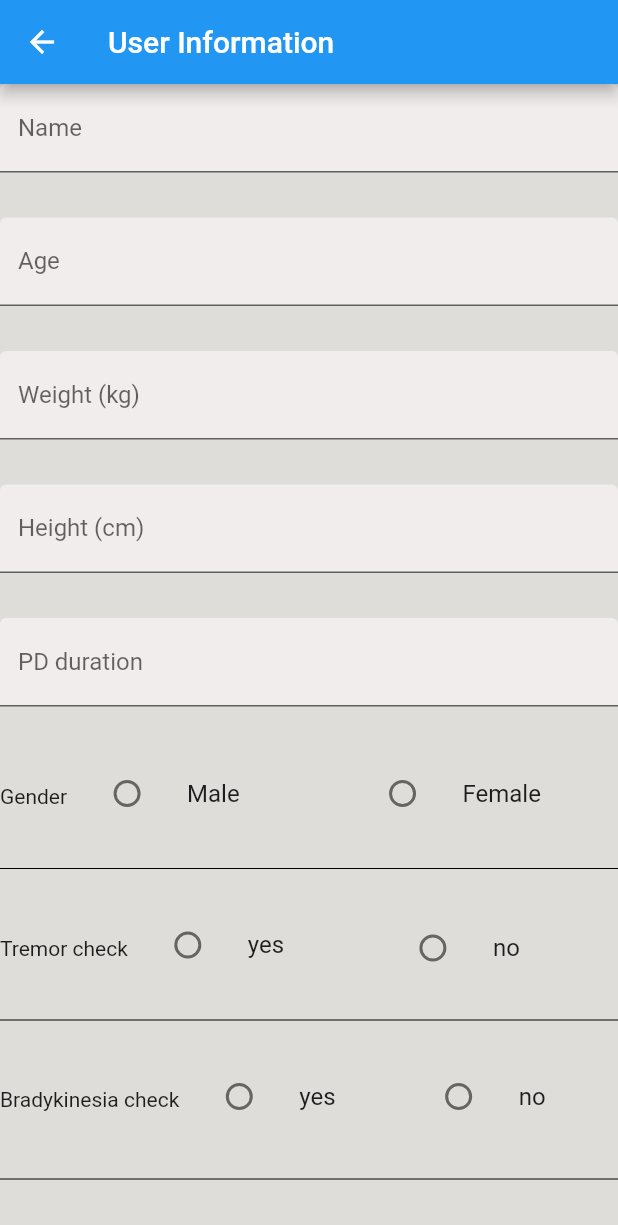
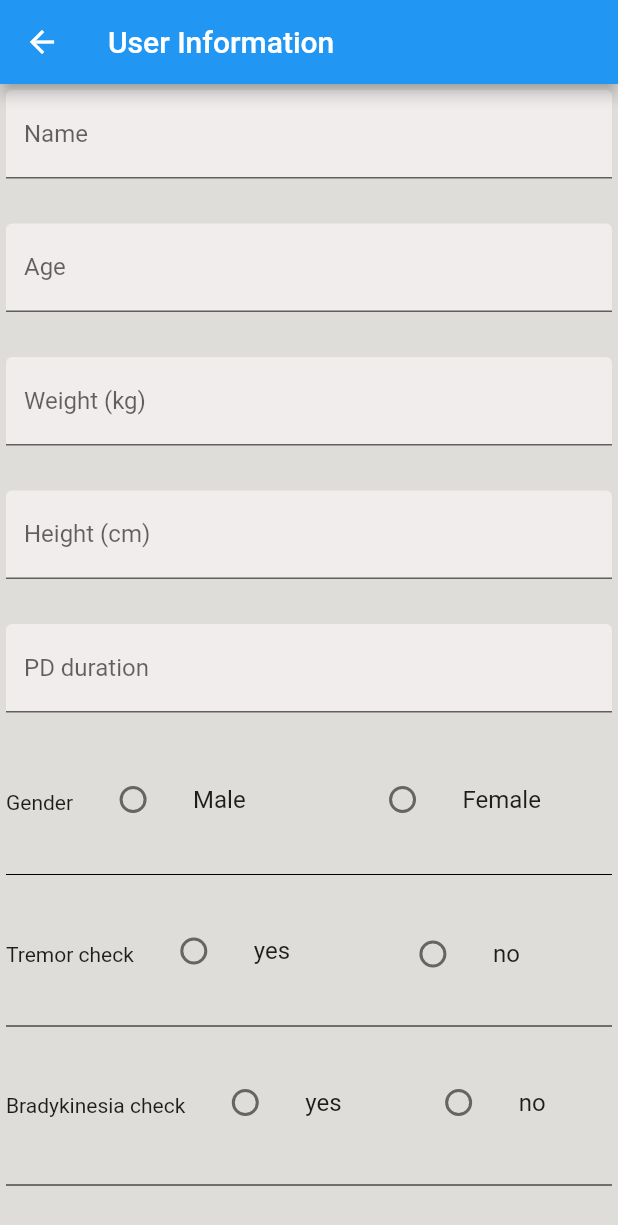
Before and after one commit to Barhm7/Track_PD, a Flutter app: the InfoTake screen opened directly, on a phone screen of 412 x 824 dp. Shown: the top 1225 px of the screen. Run offline on Flutter 3.47's test engine with Material 2 defaults, Android fonts, the phone set to English and light mode, and no system bars; our stand-ins replace cloud_firestore, firebase_auth, firebase_core, permission_handler, sensors_plus; missing offline and left inert: activity_recognition_flutter; accounts and stored records are empty.

Commit message:
modify the store activity

```diff
--- a/lib/Pages/activity.dart
+++ b/lib/Pages/activity.dart
@@ -84,12 +84,12 @@ class _ActivityRecognitionAppState extends State<ActivityRecognitionApp> {
         .doc(userId)
         .collection('activity')
         .doc(timestamp.toString());
-
     await doc.set({
       'activityType': latestActivity.type.toString(),
       'confidence': latestActivity.confidence,
       'timestamp': timestamp,
     });
+
     print('Activity stored in Firestore: $latestActivity');
   }
 
--- a/lib/Pages/info_take.dart
+++ b/lib/Pages/info_take.dart
@@ -36,6 +36,8 @@ class _InfoTakeState extends State<InfoTake> {
       body: Form(
         key: _formKey,
         child: SingleChildScrollView(
+          child: Padding(
+            padding: const EdgeInsets.all(4.0),
             child: Column(
               crossAxisAlignment: CrossAxisAlignment.start,
               children: [
@@ -276,13 +278,19 @@ class _InfoTakeState extends State<InfoTake> {
                     ),
                   ],
                 ),
-              Padding(
+                Center(
+                  child: Padding(
                     padding: const EdgeInsets.symmetric(vertical: 16.0),
                     child: ElevatedButton(
                       onPressed: () async {
                         if (_formKey.currentState!.validate()) {
                           _formKey.currentState!.save();
-                      await _db.collection('users').add({
+                          final user = FirebaseAuth.instance.currentUser;
+                          final userRef = FirebaseFirestore.instance
+                              .collection('users')
+                              .doc(user!.uid);
+                          await userRef.collection('user').add({
+                            'id': FirebaseAuth.instance.currentUser!.uid,
                             'name': _name,
                             'age': _age,
                             'height': _height,
@@ -308,7 +316,9 @@ class _InfoTakeState extends State<InfoTake> {
                       child: const Text('Submit'),
                     ),
                   ),
+                ),
               ],
+            ),
           ),
         ),
       ),
--- a/lib/Pages/register_page.dart
+++ b/lib/Pages/register_page.dart
@@ -39,7 +39,7 @@ class _RegisterPageState extends State<RegisterPage> {
       context,
       MaterialPageRoute(builder: (context) => const InfoTake()),
     );
-    //try creat the user
+    // try creat the user
     try {
       //check if pass confirm
       if (passwordController.text == confirmPasswordController.text) {
```
Lines whose indentation alone changed are shown as unchanged.
